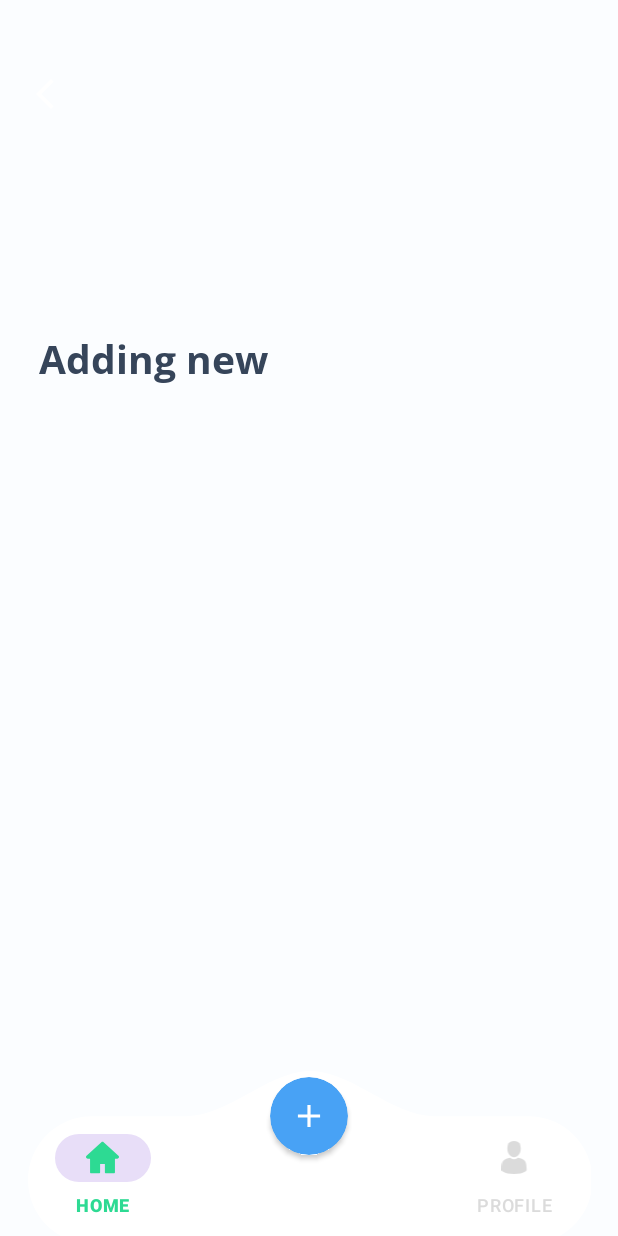
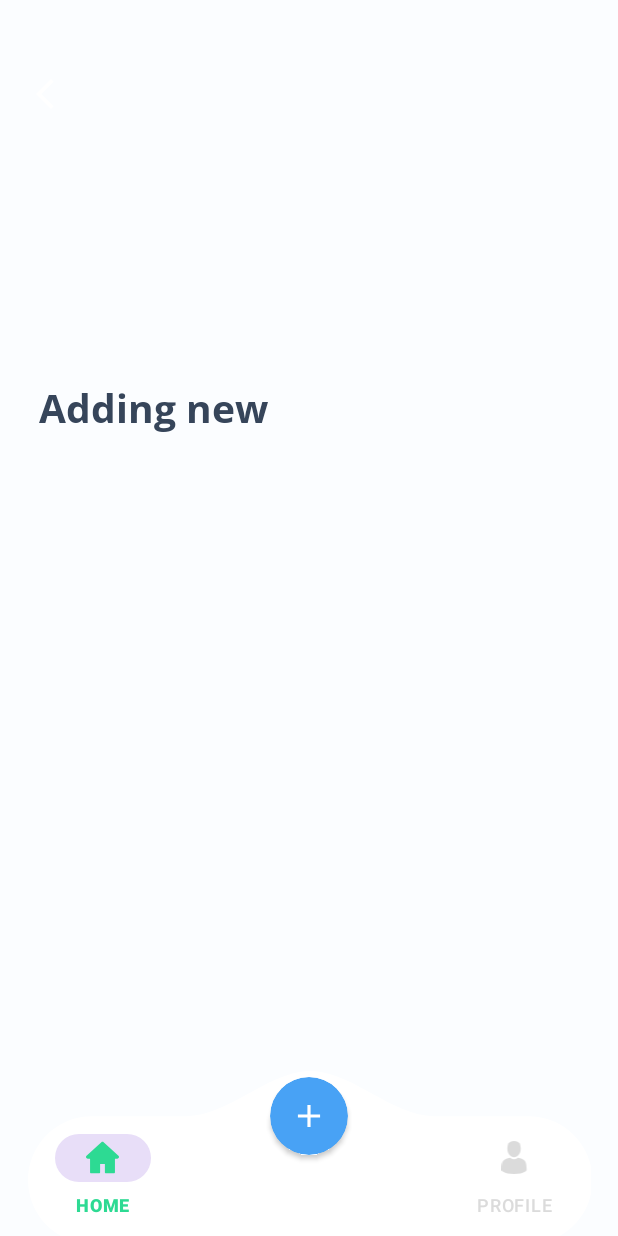
Before and after one commit to bpmthanh/plant-app-fire-store, an Android app: the AddingNewFragment screen opened through its navigation route, on a phone screen of 412 x 824 dp. Run offline under Robolectric (Android 15) with nearby library versions, the light colour scheme and no system bars; our stand-ins replace Firebase (no records; nobody signed in at launch, a user with empty details on screens opened directly), navigation-ui, sdp/ssp sizes; pictures from the network do not load.

Commit message:
feat: update add new

```diff
--- a/app/src/main/res/layout/adding_new_fragment.xml
+++ b/app/src/main/res/layout/adding_new_fragment.xml
@@ -11,15 +11,17 @@
         android:id="@+id/background"
         android:layout_width="match_parent"
         android:layout_height="@dimen/_150sdp"
+        android:layout_marginTop="45dp"
         android:scaleType="fitCenter"
-        app:layout_constraintTop_toTopOf="parent" />
+        app:layout_constraintTop_toTopOf="parent"
+        tools:layout_editor_absoluteX="0dp" />
 
     <TextView
         android:id="@+id/tvName"
         android:layout_width="wrap_content"
         android:layout_height="wrap_content"
         android:layout_marginStart="@dimen/_20sdp"
-        android:layout_marginTop="@dimen/_20sdp"
+        android:layout_marginTop="@dimen/_10sdp"
         android:fontFamily="@font/opensans_bold"
         android:text="Adding new"
         android:textColor="@color/light_black"
--- a/app/src/main/res/layout/item_picture.xml
+++ b/app/src/main/res/layout/item_picture.xml
@@ -9,7 +9,7 @@
         android:id="@+id/cvBackground"
         android:layout_width="match_parent"
         android:layout_height="wrap_content"
-        android:layout_marginVertical="@dimen/_10sdp"
+        android:layout_marginTop="@dimen/_7sdp"
         android:backgroundTint="@color/white"
         android:layout_marginHorizontal="@dimen/_10sdp"
         app:cardCornerRadius="@dimen/_5sdp"
```
